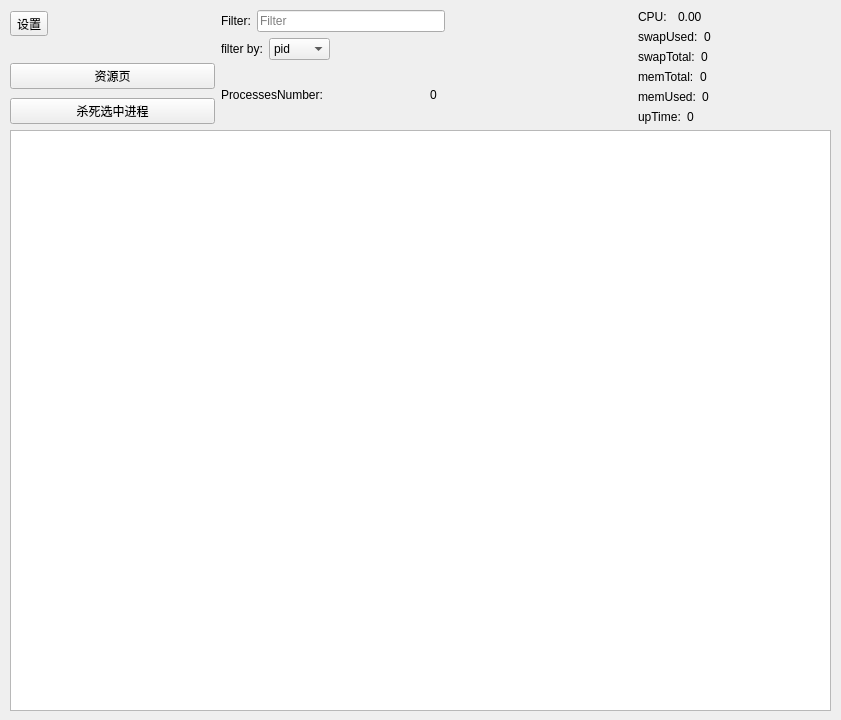
This is hqtop/widget.ui in frankenstein27/hqtop as Qt 5 draws it before an edit. The edited form follows.
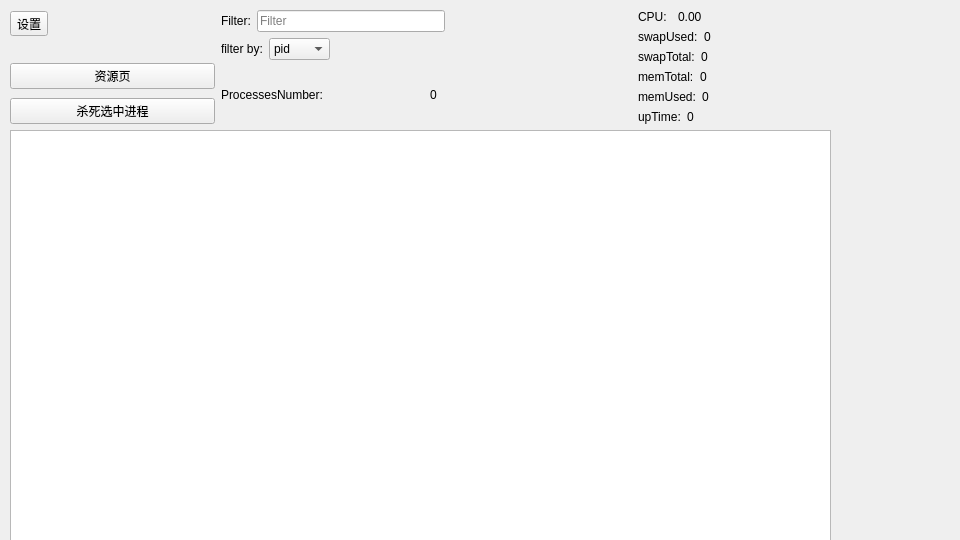
This is the edited form.

Patch:
```diff
--- a/hqtop/widget.ui
+++ b/hqtop/widget.ui
@@ -2,14 +2,29 @@
 <ui version="4.0">
  <class>Widget</class>
  <widget class="QWidget" name="Widget">
+  <property name="enabled">
+   <bool>true</bool>
+  </property>
   <property name="geometry">
    <rect>
     <x>0</x>
     <y>0</y>
-    <width>841</width>
-    <height>720</height>
+    <width>960</width>
+    <height>540</height>
    </rect>
   </property>
+  <property name="minimumSize">
+   <size>
+    <width>800</width>
+    <height>450</height>
+   </size>
+  </property>
+  <property name="maximumSize">
+   <size>
+    <width>1600</width>
+    <height>900</height>
+   </size>
+  </property>
   <property name="windowTitle">
    <string>Widget</string>
   </property>
```
